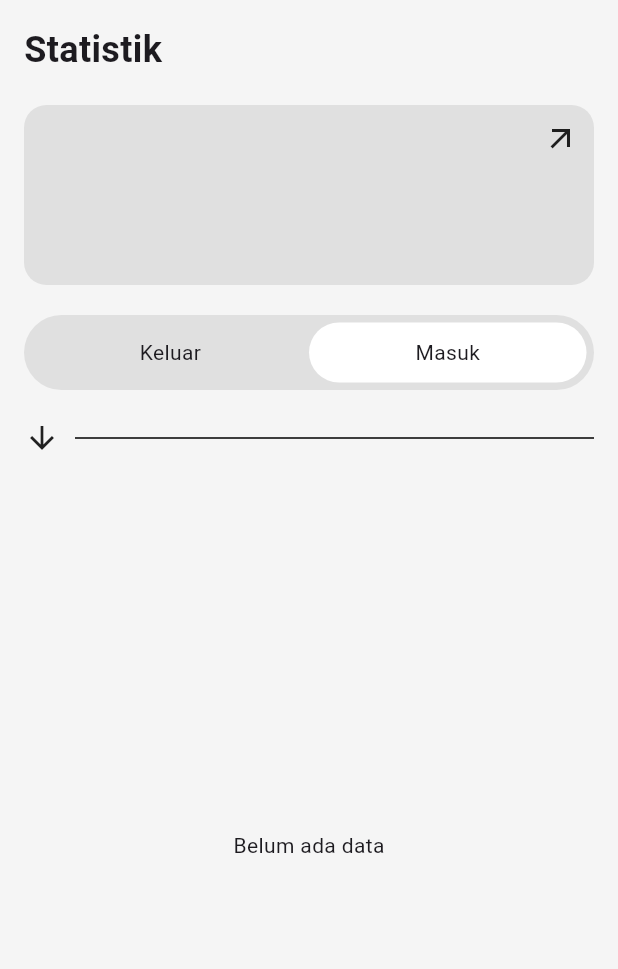
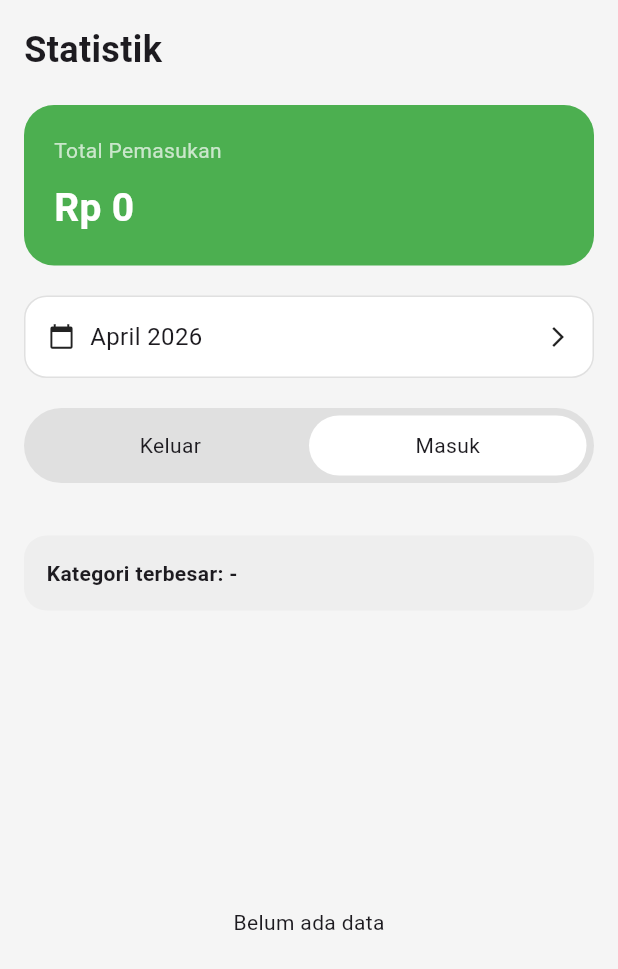
Before and after one commit to InsanNiaCahayaPutri/Implementasi-Wireframe-Part1, a Flutter app: the StatisticsScreen screen opened directly, on a phone screen of 412 x 824 dp. Shown: the top 969 px of the screen. Run offline on Flutter 3.47's test engine with Material 3 defaults, Android fonts, the phone set to English and light mode, and no system bars.

Commit message:
tambah fl_chart di pubspec_yaml

```diff
--- a/money_tracker_insan/lib/screens/statistics_screen.dart
+++ b/money_tracker_insan/lib/screens/statistics_screen.dart
@@ -10,15 +10,93 @@ class StatisticsScreen extends StatefulWidget {
 
 class _StatisticsScreenState extends State<StatisticsScreen> {
   bool isIncomeSelected = true;
+  int selectedMonth = DateTime.now().month;
+
+  // 🔹 FORMAT BULAN MANUAL
+  String getMonthName(int month) {
+    const months = [
+      "Januari",
+      "Februari",
+      "Maret",
+      "April",
+      "Mei",
+      "Juni",
+      "Juli",
+      "Agustus",
+      "September",
+      "Oktober",
+      "November",
+      "Desember",
+    ];
+    return months[month - 1];
+  }
+
+  // 🔹 GRAFIK SEDERHANA
+  Widget buildSimpleChart(Map<String, double> data) {
+    double max = 0;
+    for (var v in data.values) {
+      if (v > max) max = v;
+    }
+
+    return Column(
+      children: data.entries.map((entry) {
+        double percent = max == 0 ? 0 : entry.value / max;
+
+        return Padding(
+          padding: const EdgeInsets.only(bottom: 10),
+          child: Column(
+            crossAxisAlignment: CrossAxisAlignment.start,
+            children: [
+              Text(entry.key),
+              const SizedBox(height: 5),
+              Container(
+                height: 10,
+                width: double.infinity,
+                decoration: BoxDecoration(
+                  color: Colors.grey.shade300,
+                  borderRadius: BorderRadius.circular(10),
+                ),
+                child: FractionallySizedBox(
+                  alignment: Alignment.centerLeft,
+                  widthFactor: percent,
+                  child: Container(
+                    decoration: BoxDecoration(
+                      color: isIncomeSelected ? Colors.green : Colors.red,
+                      borderRadius: BorderRadius.circular(10),
+                    ),
+                  ),
+                ),
+              ),
+            ],
+          ),
+        );
+      }).toList(),
+    );
+  }
 
   @override
   Widget build(BuildContext context) {
     final service = TransactionService.instance;
     final transactions = service.getTransactions();
 
-    final filtered = transactions
-        .where((t) => t.isIncome == isIncomeSelected)
-        .toList();
+    // 🔹 FILTER
+    final filtered = transactions.where((t) {
+      return t.isIncome == isIncomeSelected && t.date.month == selectedMonth;
+    }).toList();
+
+    // 🔹 TOTAL
+    double total = filtered.fold(0, (sum, t) => sum + t.amount);
+
+    // 🔹 GROUP
+    Map<String, double> grouped = {};
+    for (var t in filtered) {
+      grouped[t.title] = (grouped[t.title] ?? 0) + t.amount;
+    }
+
+    // 🔹 INSIGHT
+    String topCategory = grouped.isEmpty
+        ? "-"
+        : grouped.entries.reduce((a, b) => a.value > b.value ? a : b).key;
 
     return Scaffold(
       body: SafeArea(
@@ -27,7 +105,6 @@ class _StatisticsScreenState extends State<StatisticsScreen> {
           child: Column(
             crossAxisAlignment: CrossAxisAlignment.start,
             children: [
-              // 🔹 TITLE
               const Text(
                 "Statistik",
                 style: TextStyle(fontSize: 24, fontWeight: FontWeight.bold),
@@ -35,26 +112,87 @@ class _StatisticsScreenState extends State<StatisticsScreen> {
 
               const SizedBox(height: 20),
 
-              // 🔹 CARD ATAS (SUMMARY / CHART PLACEHOLDER)
+              // 🔹 CARD TOTAL
               Container(
-                height: 120,
                 width: double.infinity,
+                padding: const EdgeInsets.all(20),
                 decoration: BoxDecoration(
-                  color: Colors.grey.shade300,
-                  borderRadius: BorderRadius.circular(15),
+                  color: isIncomeSelected ? Colors.green : Colors.red,
+                  borderRadius: BorderRadius.circular(20),
                 ),
-                child: const Align(
-                  alignment: Alignment.topRight,
-                  child: Padding(
-                    padding: EdgeInsets.all(10),
-                    child: Icon(Icons.arrow_outward),
+                child: Column(
+                  crossAxisAlignment: CrossAxisAlignment.start,
+                  children: [
+                    Text(
+                      isIncomeSelected
+                          ? "Total Pemasukan"
+                          : "Total Pengeluaran",
+                      style: const TextStyle(color: Colors.white70),
+                    ),
+                    const SizedBox(height: 10),
+                    Text(
+                      "Rp ${total.toStringAsFixed(0)}",
+                      style: const TextStyle(
+                        color: Colors.white,
+                        fontSize: 26,
+                        fontWeight: FontWeight.bold,
+                      ),
+                    ),
+                  ],
+                ),
+              ),
+
+              const SizedBox(height: 20),
+
+              // 🔹 FILTER BULAN
+              GestureDetector(
+                onTap: () async {
+                  final picked = await showDatePicker(
+                    context: context,
+                    initialDate: DateTime(DateTime.now().year, selectedMonth),
+                    firstDate: DateTime(2023),
+                    lastDate: DateTime(2030),
+                  );
+
+                  if (picked != null) {
+                    setState(() {
+                      selectedMonth = picked.month;
+                    });
+                  }
+                },
+                child: Container(
+                  width: double.infinity,
+                  padding: const EdgeInsets.symmetric(
+                    horizontal: 15,
+                    vertical: 15,
+                  ),
+                  decoration: BoxDecoration(
+                    color: Colors.white,
+                    borderRadius: BorderRadius.circular(15),
+                    border: Border.all(color: Colors.grey.shade300),
+                  ),
+                  child: Row(
+                    mainAxisAlignment: MainAxisAlignment.spaceBetween,
+                    children: [
+                      Row(
+                        children: [
+                          const Icon(Icons.calendar_today, size: 18),
+                          const SizedBox(width: 10),
+                          Text(
+                            "${getMonthName(selectedMonth)} ${DateTime.now().year}",
+                            style: const TextStyle(fontSize: 16),
+                          ),
+                        ],
+                      ),
+                      const Icon(Icons.arrow_forward_ios, size: 16),
+                    ],
                   ),
                 ),
               ),
 
               const SizedBox(height: 20),
 
-              // 🔹 TOGGLE BUTTON (Keluar / Masuk)
+              // 🔹 TOGGLE
               Container(
                 padding: const EdgeInsets.all(5),
                 decoration: BoxDecoration(
@@ -107,50 +245,72 @@ class _StatisticsScreenState extends State<StatisticsScreen> {
 
               const SizedBox(height: 20),
 
-              // 🔹 DIVIDER + ICON
-              Row(
-                children: [
-                  const Icon(Icons.arrow_downward),
-                  const SizedBox(width: 10),
-                  Expanded(child: Divider(color: Colors.black)),
-                ],
+              // 🔹 GRAFIK
+              buildSimpleChart(grouped),
+
+              const SizedBox(height: 15),
+
+              // 🔹 INSIGHT
+              Container(
+                width: double.infinity,
+                padding: const EdgeInsets.all(15),
+                decoration: BoxDecoration(
+                  color: Colors.grey.shade200,
+                  borderRadius: BorderRadius.circular(15),
+                ),
+                child: Text(
+                  "Kategori terbesar: $topCategory",
+                  style: const TextStyle(fontWeight: FontWeight.bold),
+                ),
               ),
 
               const SizedBox(height: 15),
 
-              // 🔹 LIST DATA
+              // 🔹 LIST
               Expanded(
-                child: filtered.isEmpty
+                child: grouped.isEmpty
                     ? const Center(child: Text("Belum ada data"))
-                    : ListView.builder(
-                        itemCount: filtered.length,
-                        itemBuilder: (context, index) {
-                          final t = filtered[index];
-
+                    : ListView(
+                        children: grouped.entries.map((entry) {
                           return Container(
                             margin: const EdgeInsets.only(bottom: 10),
                             padding: const EdgeInsets.all(15),
                             decoration: BoxDecoration(
-                              color: Colors.grey.shade200,
-                              borderRadius: BorderRadius.circular(12),
+                              color: Colors.white,
+                              borderRadius: BorderRadius.circular(15),
+                              boxShadow: const [
+                                BoxShadow(color: Colors.black12, blurRadius: 5),
+                              ],
                             ),
                             child: Row(
                               children: [
-                                Icon(
-                                  t.isIncome
-                                      ? Icons.arrow_downward
-                                      : Icons.arrow_upward,
-                                  color: t.isIncome ? Colors.green : Colors.red,
+                                CircleAvatar(
+                                  backgroundColor: isIncomeSelected
+                                      ? Colors.green.withOpacity(0.2)
+                                      : Colors.red.withOpacity(0.2),
+                                  child: Icon(
+                                    isIncomeSelected
+                                        ? Icons.arrow_downward
+                                        : Icons.arrow_upward,
+                                    color: isIncomeSelected
+                                        ? Colors.green
+                                        : Colors.red,
+                                  ),
                                 ),
                                 const SizedBox(width: 10),
-                                Expanded(child: Text(t.title)),
-                                Text(
-                                  "${t.isIncome ? '+' : '-'} Rp ${t.amount.toStringAsFixed(0)}",
+                                Expanded(
+                                  child: Text(
+                                    entry.key,
+                                    style: const TextStyle(
+                                      fontWeight: FontWeight.bold,
+                                    ),
+                                  ),
                                 ),
+                                Text("Rp ${entry.value.toStringAsFixed(0)}"),
                               ],
                             ),
                           );
-                        },
+                        }).toList(),
                       ),
               ),
             ],
--- a/money_tracker_insan/pubspec.yaml
+++ b/money_tracker_insan/pubspec.yaml
@@ -34,6 +34,7 @@ dependencies:
   # The following adds the Cupertino Icons font to your application.
   # Use with the CupertinoIcons class for iOS style icons.
   cupertino_icons: ^1.0.8
+  fl_chart: ^0.68.0
 
 dev_dependencies:
   flutter_test:
```
Also changed, not shown: money_tracker_insan/pubspec.lock.
